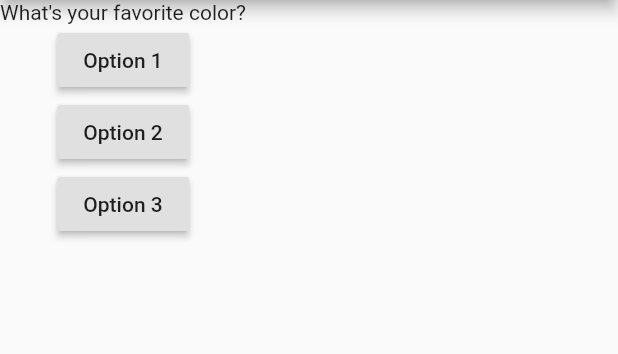
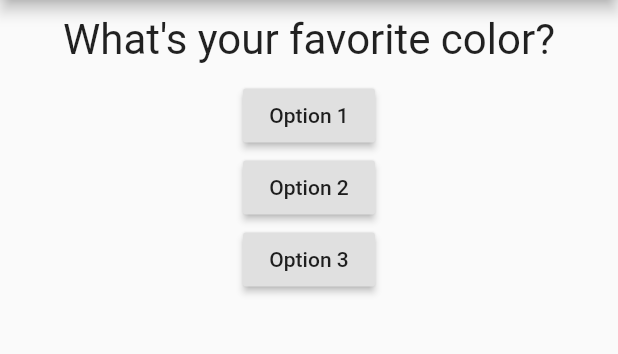
Before and after one commit to zaqturey/fgr_rightchoice, a Flutter app: the screen it shows after launch, on a phone screen of 412 x 824 dp, the part 84-438 px from its top. Run offline on Flutter 3.47's test engine with Material 2 defaults, Android fonts, the phone set to English and light mode, and no system bars.

Commit message:
Added a new 'question.dart' file that Implemented a custom widget, and in 'main.dart' replaced 'Text' widget with 'Question' widget

```diff
--- a/lib/main.dart
+++ b/lib/main.dart
@@ -1,4 +1,5 @@
 import 'package:flutter/material.dart';
+import './question.dart';
 
 void main() => runApp(MyApp());
 
@@ -40,7 +41,7 @@ class _MyAppState extends State<MyApp>{
         ),
         body: Column(
           children: [
-            Text(questions[_questionIndex]),
+            Question(questions[_questionIndex]),
             RaisedButton(
               child: Text('Option 1'),
               onPressed: _answerQuestion,
--- /dev/null
+++ b/lib/question.dart
@@ -0,0 +1,24 @@
+import 'package:flutter/material.dart';
+
+// Question class accepts a 'String' argument and returns a
+// Custom Widget i.e. Question
+class Question extends StatelessWidget {
+
+  final String questionText;
+
+  // Implementing a positional constructor
+  Question(this.questionText);
+
+  @override
+  Widget build(BuildContext context) {
+    return Container(
+      margin: EdgeInsets.all(10),
+      width: double.infinity,
+      child: Text(
+        questionText,
+        style: TextStyle(fontSize: 28),
+        textAlign: TextAlign.center,
+      ),
+    );
+  }
+}
```
Also changed, not shown: 1 other file.
